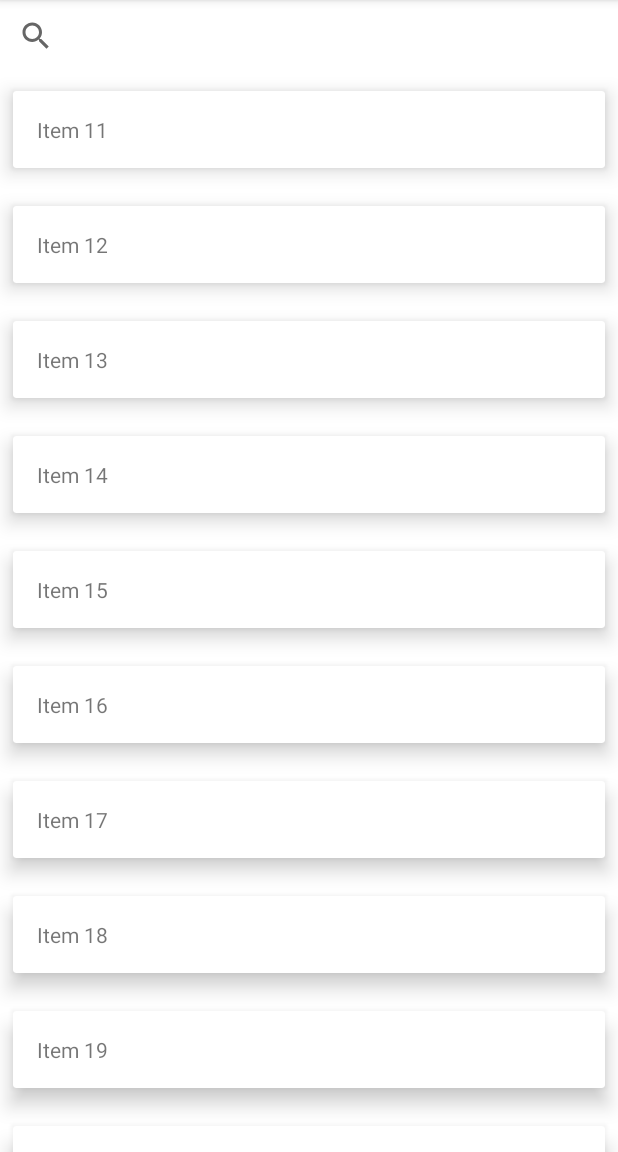
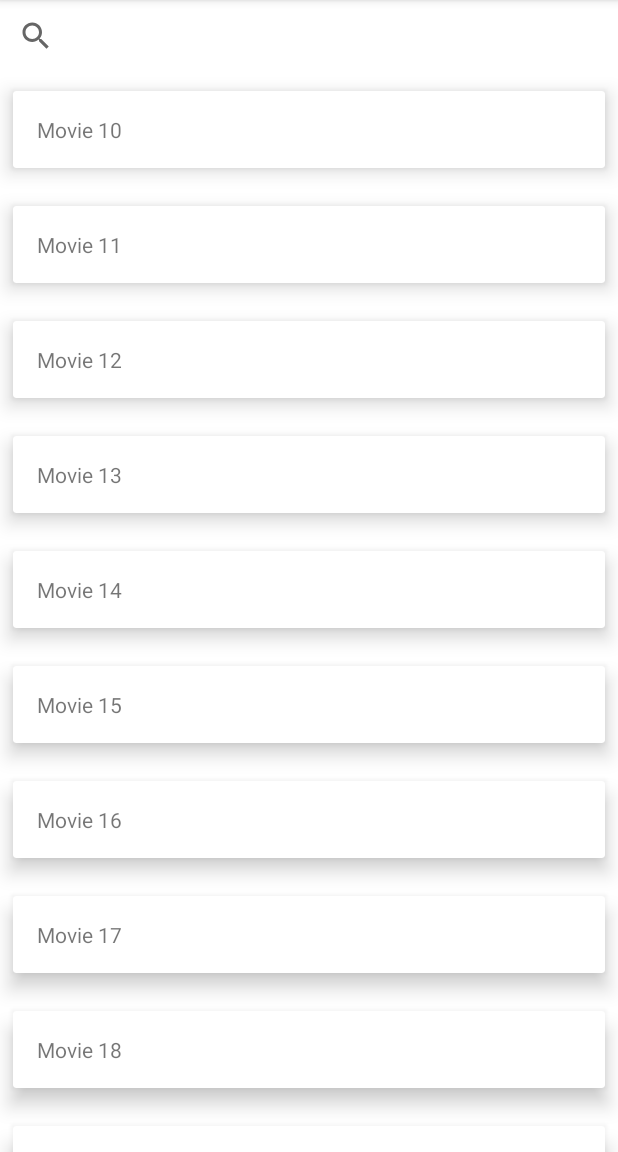
Before and after one commit to vanskarner/SingleAdapter, an Android app: the screen it shows after launch (MoviePaginationActivity), on a phone screen of 412 x 824 dp, the part 84-1236 px from its top. Run offline under Robolectric (Android 15) with nearby library versions, the phone set to English and light mode, and no system bars; our stand-ins replace RxJava.

Commit message:
Adapters: Restructuring the order of folders and files

```diff
--- a/Adapters/app/src/main/java/com/vanskarner/adapters/MovieModel.java
+++ /dev/null
@@ -1,36 +0,0 @@
-package com.vanskarner.adapters;
-
-import androidx.annotation.NonNull;
-
-public class MovieModel {
-    private final int id;
-    private final String title;
-    private final String image;
-
-    public MovieModel(int id, String title, String image) {
-        this.id = id;
-        this.title = title;
-        this.image = image;
-    }
-
-    public int getId() {
-        return id;
-    }
-
-    public String getTitle() {
-        return title;
-    }
-
-    public String getImage() {
-        return image;
-    }
-
-    @Override
-    public String toString() {
-        return "MovieModel{" +
-                "id=" + id +
-                ", title='" + title + '\'' +
-                ", image='" + image + '\'' +
-                '}';
-    }
-}
--- a/Adapters/app/src/main/java/com/vanskarner/adapters/common/BasicAdapter.java
+++ b/Adapters/app/src/main/java/com/vanskarner/adapters/common/adapters/BasicAdapter.java
@@ -1,4 +1,4 @@
-package com.vanskarner.adapters.common;
+package com.vanskarner.adapters.common.adapters;
 
 import android.view.LayoutInflater;
 import android.view.View;
--- a/Adapters/app/src/main/java/com/vanskarner/adapters/common/BasicClickAdapter.java
+++ b/Adapters/app/src/main/java/com/vanskarner/adapters/common/adapters/BasicClickAdapter.java
@@ -1,4 +1,4 @@
-package com.vanskarner.adapters.common;
+package com.vanskarner.adapters.common.adapters;
 
 import android.view.View;
 
--- a/Adapters/app/src/main/java/com/vanskarner/adapters/common/BasicClickViewHolder.java
+++ b/Adapters/app/src/main/java/com/vanskarner/adapters/common/adapters/BasicClickViewHolder.java
@@ -1,4 +1,4 @@
-package com.vanskarner.adapters.common;
+package com.vanskarner.adapters.common.adapters;
 
 import android.view.View;
 
--- a/Adapters/app/src/main/java/com/vanskarner/adapters/common/BasicEndlessAdapter.java
+++ b/Adapters/app/src/main/java/com/vanskarner/adapters/common/adapters/BasicEndlessAdapter.java
@@ -1,4 +1,4 @@
-package com.vanskarner.adapters.common;
+package com.vanskarner.adapters.common.adapters;
 
 import android.view.LayoutInflater;
 import android.view.View;
--- a/Adapters/app/src/main/java/com/vanskarner/adapters/common/BasicFilter.java
+++ b/Adapters/app/src/main/java/com/vanskarner/adapters/common/adapters/BasicFilter.java
@@ -1,4 +1,4 @@
-package com.vanskarner.adapters.common;
+package com.vanskarner.adapters.common.adapters;
 
 import android.widget.Filter;
 
--- a/Adapters/app/src/main/java/com/vanskarner/adapters/common/BasicFilterAdapter.java
+++ b/Adapters/app/src/main/java/com/vanskarner/adapters/common/adapters/BasicFilterAdapter.java
@@ -1,4 +1,4 @@
-package com.vanskarner.adapters.common;
+package com.vanskarner.adapters.common.adapters;
 
 import android.widget.Filter;
 import android.widget.Filterable;
--- a/Adapters/app/src/main/java/com/vanskarner/adapters/ui/bases/BaseActivity.java
+++ b/Adapters/app/src/main/java/com/vanskarner/adapters/common/bases/BaseActivity.java
@@ -1,4 +1,4 @@
-package com.vanskarner.adapters.ui.bases;
+package com.vanskarner.adapters.common.bases;
 
 import android.os.Bundle;
 
--- a/Adapters/app/src/main/java/com/vanskarner/adapters/ui/bases/PaginationActivity.java
+++ b/Adapters/app/src/main/java/com/vanskarner/adapters/common/bases/PaginationActivity.java
@@ -1,4 +1,4 @@
-package com.vanskarner.adapters.ui.bases;
+package com.vanskarner.adapters.common.bases;
 
 import android.os.Bundle;
 
--- a/Adapters/app/src/main/java/com/vanskarner/adapters/ui/bases/SearchPaginationActivity.java
+++ b/Adapters/app/src/main/java/com/vanskarner/adapters/common/bases/SearchPaginationActivity.java
@@ -1,4 +1,4 @@
-package com.vanskarner.adapters.ui.bases;
+package com.vanskarner.adapters.common.bases;
 
 import android.os.Bundle;
 import android.widget.Filter;
--- /dev/null
+++ b/Adapters/app/src/main/java/com/vanskarner/adapters/models/MovieModel.java
@@ -0,0 +1,31 @@
+package com.vanskarner.adapters.models;
+
+import androidx.annotation.NonNull;
+
+public class MovieModel {
+    private final int id;
+    private final String name;
+
+    public MovieModel(int id, String name) {
+        this.id = id;
+        this.name = name;
+    }
+
+    public int getId() {
+        return id;
+    }
+
+    public String getName() {
+        return name;
+    }
+
+    @NonNull
+    @Override
+    public String toString() {
+        return "MovieModel{" +
+                "id=" + id +
+                ", name='" + name + '\'' +
+                '}';
+    }
+
+}
--- a/Adapters/app/src/main/java/com/vanskarner/adapters/ui/MoviePaginationActivity.java
+++ b/Adapters/app/src/main/java/com/vanskarner/adapters/ui/MoviePaginationActivity.java
@@ -9,10 +9,10 @@ import androidx.recyclerview.widget.LinearLayoutManager;
 import androidx.recyclerview.widget.RecyclerView;
 
 import com.google.android.material.snackbar.Snackbar;
-import com.vanskarner.adapters.MovieModel;
+import com.vanskarner.adapters.models.MovieModel;
 import com.vanskarner.adapters.R;
-import com.vanskarner.adapters.adapters.MoviesNew;
-import com.vanskarner.adapters.ui.bases.SearchPaginationActivity;
+import com.vanskarner.adapters.ui.adapters.MoviesNew;
+import com.vanskarner.adapters.common.bases.SearchPaginationActivity;
 
 import java.util.ArrayList;
 import java.util.List;
--- a/Adapters/app/src/main/java/com/vanskarner/adapters/ui/MoviePaginationContract.java
+++ b/Adapters/app/src/main/java/com/vanskarner/adapters/ui/MoviePaginationContract.java
@@ -1,6 +1,6 @@
 package com.vanskarner.adapters.ui;
 
-import com.vanskarner.adapters.MovieModel;
+import com.vanskarner.adapters.models.MovieModel;
 
 import java.util.List;
 
--- a/Adapters/app/src/main/java/com/vanskarner/adapters/ui/MoviePaginationModel.java
+++ b/Adapters/app/src/main/java/com/vanskarner/adapters/ui/MoviePaginationModel.java
@@ -1,6 +1,6 @@
 package com.vanskarner.adapters.ui;
 
-import com.vanskarner.adapters.MovieModel;
+import com.vanskarner.adapters.models.MovieModel;
 
 import java.util.ArrayList;
 import java.util.List;
@@ -20,9 +20,9 @@ public class MoviePaginationModel {
                         throw new NoPages();
                     }
                     List<MovieModel> items = new ArrayList<>();
-                    for (int i = 1; i <= 10; i++) {
+                    for (int i = 0; i < 10; i++) {
                         int id = (page * 10 + i);
-                        items.add(new MovieModel(id, "Item " + id, "IMG"));
+                        items.add(new MovieModel(id, "Movie " + id));
                     }
                     return items;
                 });
--- a/Adapters/app/src/main/java/com/vanskarner/adapters/ui/MoviePaginationPresenter.java
+++ b/Adapters/app/src/main/java/com/vanskarner/adapters/ui/MoviePaginationPresenter.java
@@ -1,6 +1,6 @@
 package com.vanskarner.adapters.ui;
 
-import com.vanskarner.adapters.MovieModel;
+import com.vanskarner.adapters.models.MovieModel;
 
 import java.util.List;
 
--- a/Adapters/app/src/main/java/com/vanskarner/adapters/adapters/MoviesNew.java
+++ b/Adapters/app/src/main/java/com/vanskarner/adapters/ui/adapters/MoviesFilter.java
@@ -1,4 +1,4 @@
-package com.vanskarner.adapters.adapters;
+package com.vanskarner.adapters.ui.adapters;
 
 
 import android.view.View;
@@ -6,19 +6,23 @@ import android.widget.TextView;
 
 import androidx.annotation.NonNull;
 
-import com.vanskarner.adapters.MovieModel;
+import com.vanskarner.adapters.models.MovieModel;
 import com.vanskarner.adapters.R;
-import com.vanskarner.adapters.common.BasicClickViewHolder;
-import com.vanskarner.adapters.common.BasicEndlessAdapter;
+import com.vanskarner.adapters.common.adapters.BasicClickViewHolder;
+import com.vanskarner.adapters.common.adapters.BasicFilterAdapter;
 
 import java.util.List;
 
-public class MoviesNew
-        extends BasicEndlessAdapter<MovieModel, MoviesNew.ItemClickViewHolder> {
+public class MoviesFilter
+        extends BasicFilterAdapter<MovieModel, MoviesFilter.ItemClickViewHolder> {
 
+    public MoviesFilter(List<MovieModel> list) {
+        super(list);
+    }
 
-    public MoviesNew(List<MovieModel> list) {
-        super(list);
+    @Override
+    public boolean filterCondition(MovieModel item, String filterPatter) {
+        return item.getName().toLowerCase().equals(filterPatter);
     }
 
     @Override
@@ -27,23 +31,13 @@ public class MoviesNew
     }
 
     @Override
-    protected int setLoadLayout() {
-        return R.layout.item_loading;
-    }
-
-    @Override
     protected ItemClickViewHolder createViewHolder(View view) {
-        return new ItemClickViewHolder(view, onItemClickListener);
-    }
-
-    @Override
-    public boolean filterCondition(MovieModel item, String filterPattern) {
-        return item.getTitle().toLowerCase().contains(filterPattern);
+        return new ItemClickViewHolder(view, super.onItemClickListener);
     }
 
     @Override
     protected void bindItem(ItemClickViewHolder holder, MovieModel item, int position) {
-        holder.itemTitle.setText(item.getTitle());
+        holder.itemTitle.setText(item.getName());
     }
 
     protected static class ItemClickViewHolder extends BasicClickViewHolder {
@@ -58,7 +52,6 @@ public class MoviesNew
         protected void setupView(View itemView) {
             itemTitle = itemView.findViewById(R.id.tvItem);
         }
-
     }
 
 }
--- a/Adapters/app/src/main/java/com/vanskarner/adapters/adapters/MoviesFilter.java
+++ b/Adapters/app/src/main/java/com/vanskarner/adapters/ui/adapters/MoviesNew.java
@@ -1,4 +1,4 @@
-package com.vanskarner.adapters.adapters;
+package com.vanskarner.adapters.ui.adapters;
 
 
 import android.view.View;
@@ -6,23 +6,19 @@ import android.widget.TextView;
 
 import androidx.annotation.NonNull;
 
-import com.vanskarner.adapters.MovieModel;
+import com.vanskarner.adapters.models.MovieModel;
 import com.vanskarner.adapters.R;
-import com.vanskarner.adapters.common.BasicClickViewHolder;
-import com.vanskarner.adapters.common.BasicFilterAdapter;
+import com.vanskarner.adapters.common.adapters.BasicClickViewHolder;
+import com.vanskarner.adapters.common.adapters.BasicEndlessAdapter;
 
 import java.util.List;
 
-public class MoviesFilter
-        extends BasicFilterAdapter<MovieModel, MoviesFilter.ItemClickViewHolder> {
+public class MoviesNew
+        extends BasicEndlessAdapter<MovieModel, MoviesNew.ItemClickViewHolder> {
 
-    public MoviesFilter(List<MovieModel> list) {
+
+    public MoviesNew(List<MovieModel> list) {
         super(list);
-    }
-
-    @Override
-    public boolean filterCondition(MovieModel item, String filterPatter) {
-        return item.getTitle().toLowerCase().equals(filterPatter);
     }
 
     @Override
@@ -31,13 +27,23 @@ public class MoviesFilter
     }
 
     @Override
+    protected int setLoadLayout() {
+        return R.layout.item_loading;
+    }
+
+    @Override
     protected ItemClickViewHolder createViewHolder(View view) {
-        return new ItemClickViewHolder(view, super.onItemClickListener);
+        return new ItemClickViewHolder(view, onItemClickListener);
+    }
+
+    @Override
+    public boolean filterCondition(MovieModel item, String filterPattern) {
+        return item.getName().toLowerCase().contains(filterPattern);
     }
 
     @Override
     protected void bindItem(ItemClickViewHolder holder, MovieModel item, int position) {
-        holder.itemTitle.setText(item.getTitle());
+        holder.itemTitle.setText(item.getName());
     }
 
     protected static class ItemClickViewHolder extends BasicClickViewHolder {
@@ -52,6 +58,7 @@ public class MoviesFilter
         protected void setupView(View itemView) {
             itemTitle = itemView.findViewById(R.id.tvItem);
         }
+
     }
 
 }
--- a/Adapters/app/src/main/res/layout/item_movie.xml
+++ b/Adapters/app/src/main/res/layout/item_movie.xml
@@ -6,12 +6,11 @@
     app:cardElevation="8dp"
     app:cardUseCompatPadding="true">
 
-
     <TextView
         android:id="@+id/tvItem"
         android:layout_width="match_parent"
         android:layout_height="wrap_content"
         android:padding="16dp"
-        android:text="Item X" />
+        android:hint="@string/app_name"/>
 
 </androidx.cardview.widget.CardView>
```
